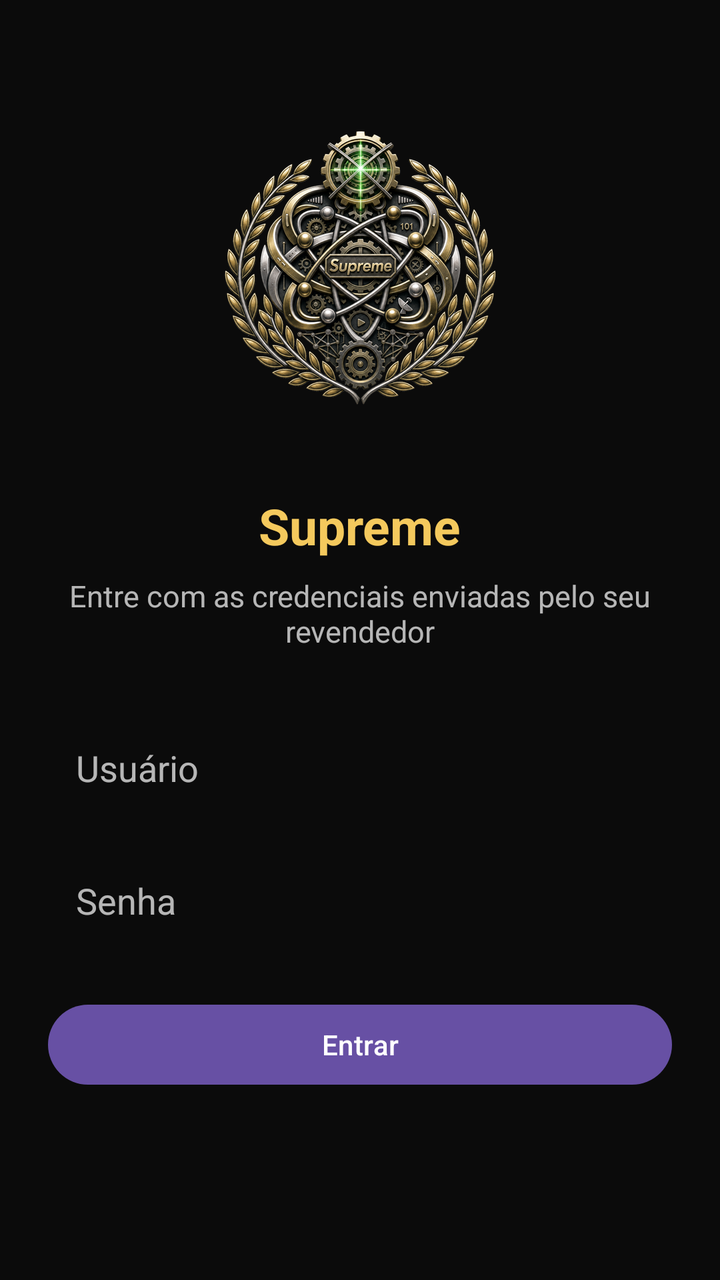
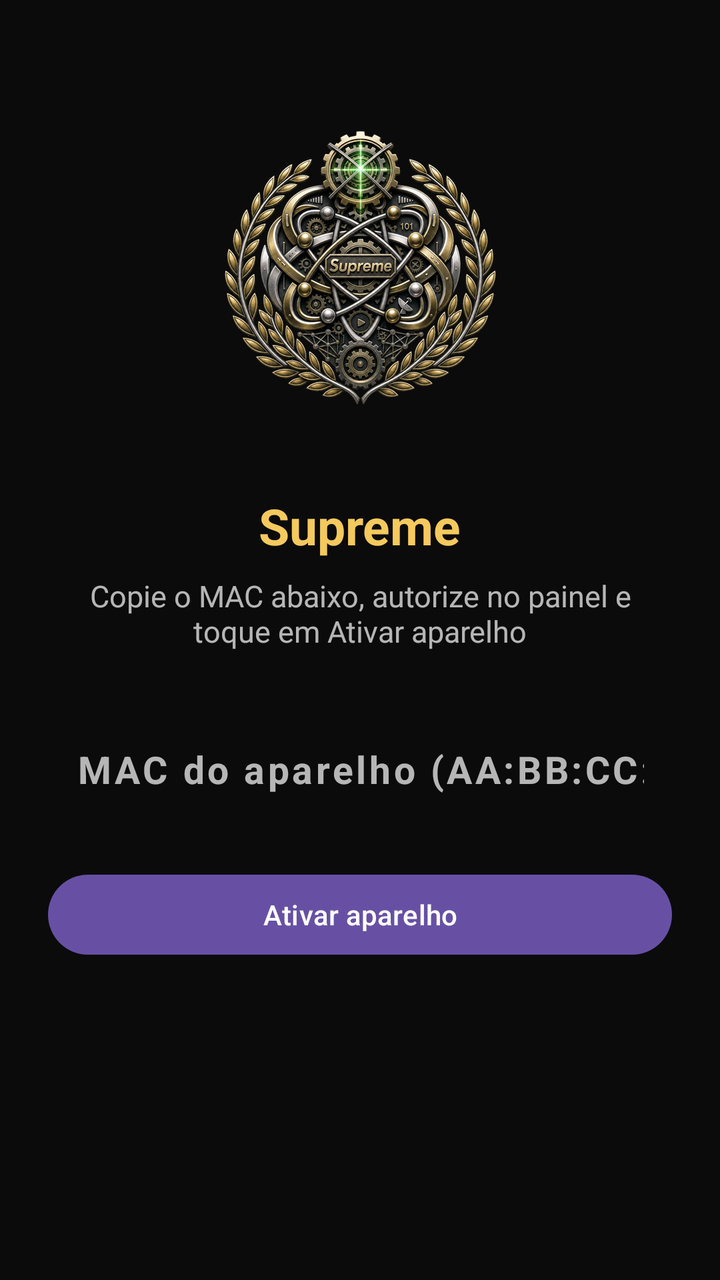

Before-and-after screenshots of an Android layout around one commit, followed by the original layout XML and the change that was made.
<!-- AndroidManifest.xml: application theme Theme.IPTVPlayer -->
<!-- res/layout/activity_login.xml -->
<?xml version="1.0" encoding="utf-8"?>
<ScrollView xmlns:android="http://schemas.android.com/apk/res/android"
    android:layout_width="match_parent"
    android:layout_height="match_parent"
    android:background="#0B0B0B"
    android:fillViewport="true">
    <LinearLayout
        android:layout_width="match_parent"
        android:layout_height="wrap_content"
        android:gravity="center_horizontal"
        android:orientation="vertical"
        android:padding="24dp">
        <ImageView
            android:id="@+id/ivLogo"
            android:layout_width="220dp"
            android:layout_height="220dp"
            android:contentDescription="Rencia"
            android:scaleType="centerInside"
            android:src="@drawable/home_crest_recreated" />
        <TextView
            android:id="@+id/tvTitle"
            android:layout_width="wrap_content"
            android:layout_height="wrap_content"
            android:layout_marginTop="2dp"
            android:text="@string/app_name"
            android:textColor="#F4C95D"
            android:textSize="25sp"
            android:textStyle="bold" />
        <TextView
            android:layout_width="wrap_content"
            android:layout_height="wrap_content"
            android:layout_marginTop="8dp"
            android:gravity="center"
            android:text="@string/login_subtitle"
            android:textColor="@color/text_secondary"
            android:textSize="15sp" />
        <EditText
            android:id="@+id/etLogin"
            android:layout_width="match_parent"
            android:layout_height="wrap_content"
            android:layout_marginTop="32dp"
            android:background="@drawable/home_focus_border"
            android:hint="@string/hint_login"
            android:inputType="text"
            android:maxLines="1"
            android:padding="14dp"
            android:textColor="@color/white"
            android:textColorHint="@color/text_secondary"
            android:textSize="18sp" />
        <EditText
            android:id="@+id/etPassword"
            android:layout_width="match_parent"
            android:layout_height="wrap_content"
            android:layout_marginTop="14dp"
            android:background="@drawable/home_focus_border"
            android:hint="@string/hint_password"
            android:inputType="textPassword"
            android:maxLines="1"
            android:padding="14dp"
            android:textColor="@color/white"
            android:textColorHint="@color/text_secondary"
            android:textSize="18sp" />
        <Button
            android:id="@+id/btnLogin"
            android:layout_width="match_parent"
            android:layout_height="wrap_content"
            android:layout_marginTop="22dp"
            android:text="@string/btn_login"
            android:textAllCaps="false" />
        <ProgressBar
            android:id="@+id/progressBar"
            android:layout_width="wrap_content"
            android:layout_height="wrap_content"
            android:layout_marginTop="16dp"
            android:visibility="gone" />
        <TextView
            android:id="@+id/tvError"
            android:layout_width="match_parent"
            android:layout_height="wrap_content"
            android:layout_marginTop="12dp"
            android:gravity="center"
            android:textColor="#FFCF6679"
            android:visibility="gone" />
    </LinearLayout>
</ScrollView>
<!-- resources referenced by this layout -->
<resources>
  <color name="text_secondary">#B3FFFFFF</color>
  <color name="white">#FFFFFFFF</color>
  <!-- drawable home_crest_recreated: png bitmap (drawable-nodpi, 370588 bytes) -->
  <!-- drawable home_focus_border (drawable) -->
  <?xml version="1.0" encoding="utf-8"?>
  <selector xmlns:android="http://schemas.android.com/apk/res/android">
      <item android:state_pressed="true">
          <shape android:shape="rectangle">
              <solid android:color="#38FFFFFF" />
              <corners android:radius="18dp" />
          </shape>
      </item>
      <item android:state_focused="true">
          <shape android:shape="rectangle">
              <solid android:color="@android:color/transparent" />
              <corners android:radius="18dp" />
          </shape>
      </item>
      <item>
          <shape android:shape="rectangle">
              <solid android:color="@android:color/transparent" />
              <corners android:radius="18dp" />
          </shape>
      </item>
  </selector>
  <string name="app_name">Supreme</string>
  <string name="btn_login">Entrar</string>
  <string name="hint_login">Usuário</string>
  <string name="hint_password">Senha</string>
  <string name="login_subtitle">Entre com as credenciais enviadas pelo seu revendedor</string>
  <style name="Theme.IPTVPlayer" parent="Theme.Material3.DayNight.NoActionBar">
          <item name="colorPrimary">@color/purple_500</item>
          <item name="colorOnPrimary">@color/white</item>
          <item name="android:statusBarColor">@color/black</item>
          <item name="android:windowBackground">@color/background</item>
      </style>
  <color name="purple_500">#6750A4</color>
  <color name="black">#FF000000</color>
  <color name="background">#FF0F0F11</color>
</resources>

<!-- the commit's change to res/layout/activity_login.xml (unified diff, before → after) -->
@@ -14,7 +14,7 @@
             android:id="@+id/ivLogo"
             android:layout_width="220dp"
             android:layout_height="220dp"
-            android:contentDescription="Rencia"
+            android:contentDescription="SUPREME"
             android:scaleType="centerInside"
             android:src="@drawable/home_crest_recreated" />
         <TextView
@@ -31,41 +31,35 @@
             android:layout_height="wrap_content"
             android:layout_marginTop="8dp"
             android:gravity="center"
-            android:text="@string/login_subtitle"
+            android:text="Copie o MAC abaixo, autorize no painel e toque em Ativar aparelho"
             android:textColor="@color/text_secondary"
             android:textSize="15sp" />
         <EditText
-            android:id="@+id/etLogin"
+            android:id="@+id/etMac"
             android:layout_width="match_parent"
             android:layout_height="wrap_content"
             android:layout_marginTop="32dp"
             android:background="@drawable/home_focus_border"
-            android:hint="@string/hint_login"
-            android:inputType="text"
+            android:clickable="true"
+            android:contentDescription="MAC do aparelho. Toque para copiar"
+            android:focusable="true"
+            android:gravity="center"
+            android:hint="MAC do aparelho (AA:BB:CC:DD:EE:FF)"
+            android:inputType="textCapCharacters"
+            android:letterSpacing="0.08"
+            android:maxLength="17"
             android:maxLines="1"
             android:padding="14dp"
             android:textColor="@color/white"
             android:textColorHint="@color/text_secondary"
-            android:textSize="18sp" />
-        <EditText
-            android:id="@+id/etPassword"
-            android:layout_width="match_parent"
-            android:layout_height="wrap_content"
-            android:layout_marginTop="14dp"
-            android:background="@drawable/home_focus_border"
-            android:hint="@string/hint_password"
-            android:inputType="textPassword"
-            android:maxLines="1"
-            android:padding="14dp"
-            android:textColor="@color/white"
-            android:textColorHint="@color/text_secondary"
-            android:textSize="18sp" />
+            android:textSize="19sp"
+            android:textStyle="bold" />
         <Button
             android:id="@+id/btnLogin"
             android:layout_width="match_parent"
             android:layout_height="wrap_content"
             android:layout_marginTop="22dp"
-            android:text="@string/btn_login"
+            android:text="Ativar aparelho"
             android:textAllCaps="false" />
         <ProgressBar
             android:id="@+id/progressBar"
<!-- resource entries referenced after the edit -->
@@ -26,10 +26,6 @@
       </item>
   </selector>
   <string name="app_name">Supreme</string>
-  <string name="btn_login">Entrar</string>
-  <string name="hint_login">Usuário</string>
-  <string name="hint_password">Senha</string>
-  <string name="login_subtitle">Entre com as credenciais enviadas pelo seu revendedor</string>
   <style name="Theme.IPTVPlayer" parent="Theme.Material3.DayNight.NoActionBar">
           <item name="colorPrimary">@color/purple_500</item>
           <item name="colorOnPrimary">@color/white</item>
